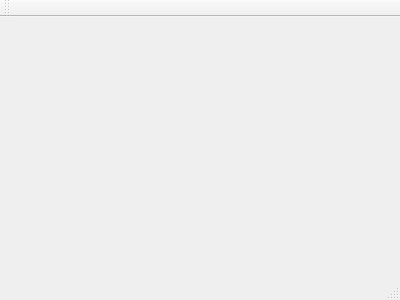
Before: the Qt Designer form Toefl-Speaking-Recorder/mainwindow.ui in fffaraz/Toefl-Speaking-Recorder, drawn with Qt 5.
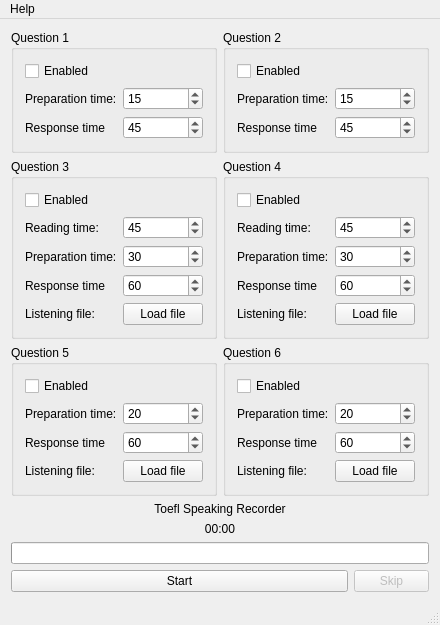
After: the same form once the commit is applied.

The edit to the form file:
```diff
--- a/Toefl-Speaking-Recorder/mainwindow.ui
+++ b/Toefl-Speaking-Recorder/mainwindow.ui
@@ -1,24 +1,552 @@
 <ui version="4.0">
  <class>MainWindow</class>
- <widget class="QMainWindow" name="MainWindow" >
-  <property name="geometry" >
+ <widget class="QMainWindow" name="MainWindow">
+  <property name="geometry">
    <rect>
     <x>0</x>
     <y>0</y>
-    <width>400</width>
-    <height>300</height>
+    <width>398</width>
+    <height>567</height>
    </rect>
   </property>
   <property name="windowTitle" >
    <string>MainWindow</string>
   </property>
-  <widget class="QMenuBar" name="menuBar" />
-  <widget class="QToolBar" name="mainToolBar" />
-  <widget class="QWidget" name="centralWidget" />
-  <widget class="QStatusBar" name="statusBar" />
+  <widget class="QWidget" name="centralWidget">
+   <layout class="QVBoxLayout" name="verticalLayout_2">
+    <item>
+     <layout class="QGridLayout" name="gridLayout_7">
+      <item row="0" column="0">
+       <widget class="QGroupBox" name="groupBox">
+        <property name="title">
+         <string>Question 1</string>
+        </property>
+        <layout class="QGridLayout" name="gridLayout_2">
+         <item row="0" column="0">
+          <layout class="QFormLayout" name="formLayout_6">
+           <item row="0" column="0">
+            <widget class="QCheckBox" name="chkQ1">
+             <property name="text">
+              <string>Enabled</string>
+             </property>
+            </widget>
+           </item>
+           <item row="1" column="0">
+            <widget class="QLabel" name="label">
+             <property name="text">
+              <string>Preparation time:</string>
+             </property>
+            </widget>
+           </item>
+           <item row="1" column="1">
+            <widget class="QSpinBox" name="spbQ1P">
+             <property name="maximum">
+              <number>120</number>
+             </property>
+             <property name="value">
+              <number>15</number>
+             </property>
+            </widget>
+           </item>
+           <item row="2" column="0">
+            <widget class="QLabel" name="label_2">
+             <property name="text">
+              <string>Response time</string>
+             </property>
+            </widget>
+           </item>
+           <item row="2" column="1">
+            <widget class="QSpinBox" name="spbQ1R">
+             <property name="value">
+              <number>45</number>
+             </property>
+            </widget>
+           </item>
+          </layout>
+         </item>
+        </layout>
+       </widget>
+      </item>
+      <item row="0" column="1">
+       <widget class="QGroupBox" name="groupBox_2">
+        <property name="title">
+         <string>Question 2</string>
+        </property>
+        <layout class="QGridLayout" name="gridLayout_3">
+         <item row="0" column="0">
+          <layout class="QFormLayout" name="formLayout_5">
+           <item row="0" column="0">
+            <widget class="QCheckBox" name="chkQ2">
+             <property name="text">
+              <string>Enabled</string>
+             </property>
+            </widget>
+           </item>
+           <item row="1" column="0">
+            <widget class="QLabel" name="label_3">
+             <property name="text">
+              <string>Preparation time:</string>
+             </property>
+            </widget>
+           </item>
+           <item row="1" column="1">
+            <widget class="QSpinBox" name="spbQ2P">
+             <property name="maximum">
+              <number>120</number>
+             </property>
+             <property name="value">
+              <number>15</number>
+             </property>
+            </widget>
+           </item>
+           <item row="2" column="0">
+            <widget class="QLabel" name="label_4">
+             <property name="text">
+              <string>Response time</string>
+             </property>
+            </widget>
+           </item>
+           <item row="2" column="1">
+            <widget class="QSpinBox" name="spbQ2R">
+             <property name="value">
+              <number>45</number>
+             </property>
+            </widget>
+           </item>
+          </layout>
+         </item>
+        </layout>
+       </widget>
+      </item>
+      <item row="1" column="0">
+       <widget class="QGroupBox" name="groupBox_3">
+        <property name="title">
+         <string>Question 3</string>
+        </property>
+        <layout class="QGridLayout" name="gridLayout">
+         <item row="0" column="0">
+          <layout class="QFormLayout" name="formLayout_3">
+           <item row="0" column="0">
+            <widget class="QCheckBox" name="chkQ3">
+             <property name="text">
+              <string>Enabled</string>
+             </property>
+            </widget>
+           </item>
+           <item row="1" column="0">
+            <widget class="QLabel" name="label_13">
+             <property name="text">
+              <string>Reading time:</string>
+             </property>
+            </widget>
+           </item>
+           <item row="1" column="1">
+            <widget class="QSpinBox" name="spinBox_13">
+             <property name="maximum">
+              <number>120</number>
+             </property>
+             <property name="value">
+              <number>45</number>
+             </property>
+            </widget>
+           </item>
+           <item row="2" column="0">
+            <widget class="QLabel" name="label_5">
+             <property name="text">
+              <string>Preparation time:</string>
+             </property>
+            </widget>
+           </item>
+           <item row="2" column="1">
+            <widget class="QSpinBox" name="spinBox_5">
+             <property name="maximum">
+              <number>120</number>
+             </property>
+             <property name="value">
+              <number>30</number>
+             </property>
+            </widget>
+           </item>
+           <item row="3" column="0">
+            <widget class="QLabel" name="label_6">
+             <property name="text">
+              <string>Response time</string>
+             </property>
+            </widget>
+           </item>
+           <item row="3" column="1">
+            <widget class="QSpinBox" name="spinBox_6">
+             <property name="value">
+              <number>60</number>
+             </property>
+            </widget>
+           </item>
+           <item row="4" column="0">
+            <widget class="QLabel" name="label_20">
+             <property name="text">
+              <string>Listening file:</string>
+             </property>
+            </widget>
+           </item>
+           <item row="4" column="1">
+            <widget class="QPushButton" name="pushButton_3">
+             <property name="text">
+              <string>Load file</string>
+             </property>
+            </widget>
+           </item>
+          </layout>
+         </item>
+        </layout>
+       </widget>
+      </item>
+      <item row="1" column="1">
+       <widget class="QGroupBox" name="groupBox_4">
+        <property name="title">
+         <string>Question 4</string>
+        </property>
+        <layout class="QGridLayout" name="gridLayout_4">
+         <item row="0" column="0">
+          <layout class="QFormLayout" name="formLayout_4">
+           <item row="0" column="0">
+            <widget class="QCheckBox" name="chkQ4">
+             <property name="text">
+              <string>Enabled</string>
+             </property>
+            </widget>
+           </item>
+           <item row="1" column="0">
+            <widget class="QLabel" name="label_14">
+             <property name="text">
+              <string>Reading time:</string>
+             </property>
+            </widget>
+           </item>
+           <item row="1" column="1">
+            <widget class="QSpinBox" name="spinBox_14">
+             <property name="maximum">
+              <number>120</number>
+             </property>
+             <property name="value">
+              <number>45</number>
+             </property>
+            </widget>
+           </item>
+           <item row="2" column="0">
+            <widget class="QLabel" name="label_7">
+             <property name="text">
+              <string>Preparation time:</string>
+             </property>
+            </widget>
+           </item>
+           <item row="2" column="1">
+            <widget class="QSpinBox" name="spinBox_7">
+             <property name="maximum">
+              <number>120</number>
+             </property>
+             <property name="value">
+              <number>30</number>
+             </property>
+            </widget>
+           </item>
+           <item row="3" column="0">
+            <widget class="QLabel" name="label_8">
+             <property name="text">
+              <string>Response time</string>
+             </property>
+            </widget>
+           </item>
+           <item row="3" column="1">
+            <widget class="QSpinBox" name="spinBox_8">
+             <property name="value">
+              <number>60</number>
+             </property>
+            </widget>
+           </item>
+           <item row="4" column="0">
+            <widget class="QLabel" name="label_19">
+             <property name="text">
+              <string>Listening file:</string>
+             </property>
+            </widget>
+           </item>
+           <item row="4" column="1">
+            <widget class="QPushButton" name="pushButton_4">
+             <property name="text">
+              <string>Load file</string>
+             </property>
+            </widget>
+           </item>
+          </layout>
+         </item>
+        </layout>
+       </widget>
+      </item>
+      <item row="2" column="0">
+       <widget class="QGroupBox" name="groupBox_5">
+        <property name="title">
+         <string>Question 5</string>
+        </property>
+        <layout class="QGridLayout" name="gridLayout_6">
+         <item row="0" column="0">
+          <layout class="QFormLayout" name="formLayout">
+           <item row="0" column="0">
+            <widget class="QCheckBox" name="chkQ5">
+             <property name="text">
+              <string>Enabled</string>
+             </property>
+            </widget>
+           </item>
+           <item row="1" column="0">
+            <widget class="QLabel" name="label_9">
+             <property name="text">
+              <string>Preparation time:</string>
+             </property>
+            </widget>
+           </item>
+           <item row="1" column="1">
+            <widget class="QSpinBox" name="spinBox_9">
+             <property name="maximum">
+              <number>120</number>
+             </property>
+             <property name="value">
+              <number>20</number>
+             </property>
+            </widget>
+           </item>
+           <item row="2" column="0">
+            <widget class="QLabel" name="label_10">
+             <property name="text">
+              <string>Response time</string>
+             </property>
+            </widget>
+           </item>
+           <item row="2" column="1">
+            <widget class="QSpinBox" name="spinBox_10">
+             <property name="value">
+              <number>60</number>
+             </property>
+            </widget>
+           </item>
+           <item row="3" column="0">
+            <widget class="QLabel" name="label_17">
+             <property name="text">
+              <string>Listening file:</string>
+             </property>
+            </widget>
+           </item>
+           <item row="3" column="1">
+            <widget class="QPushButton" name="pushButton_5">
+             <property name="text">
+              <string>Load file</string>
+             </property>
+            </widget>
+           </item>
+          </layout>
+         </item>
+        </layout>
+       </widget>
+      </item>
+      <item row="2" column="1">
+       <widget class="QGroupBox" name="groupBox_6">
+        <property name="title">
+         <string>Question 6</string>
+        </property>
+        <layout class="QGridLayout" name="gridLayout_5">
+         <item row="0" column="0">
+          <layout class="QFormLayout" name="formLayout_2">
+           <item row="0" column="0">
+            <widget class="QCheckBox" name="chkQ6">
+             <property name="text">
+              <string>Enabled</string>
+             </property>
+            </widget>
+           </item>
+           <item row="1" column="0">
+            <widget class="QLabel" name="label_11">
+             <property name="text">
+              <string>Preparation time:</string>
+             </property>
+            </widget>
+           </item>
+           <item row="1" column="1">
+            <widget class="QSpinBox" name="spinBox_11">
+             <property name="maximum">
+              <number>120</number>
+             </property>
+             <property name="value">
+              <number>20</number>
+             </property>
+            </widget>
+           </item>
+           <item row="2" column="0">
+            <widget class="QLabel" name="label_12">
+             <property name="text">
+              <string>Response time</string>
+             </property>
+            </widget>
+           </item>
+           <item row="2" column="1">
+            <widget class="QSpinBox" name="spinBox_12">
+             <property name="value">
+              <number>60</number>
+             </property>
+            </widget>
+           </item>
+           <item row="3" column="0">
+            <widget class="QLabel" name="label_18">
+             <property name="text">
+              <string>Listening file:</string>
+             </property>
+            </widget>
+           </item>
+           <item row="3" column="1">
+            <widget class="QPushButton" name="pushButton_6">
+             <property name="text">
+              <string>Load file</string>
+             </property>
+            </widget>
+           </item>
+          </layout>
+         </item>
+        </layout>
+       </widget>
+      </item>
+     </layout>
+    </item>
+    <item>
+     <layout class="QVBoxLayout" name="verticalLayout">
+      <item>
+       <spacer name="verticalSpacer">
+        <property name="orientation">
+         <enum>Qt::Vertical</enum>
+        </property>
+        <property name="sizeHint" stdset="0">
+         <size>
+          <width>20</width>
+          <height>40</height>
+         </size>
+        </property>
+       </spacer>
+      </item>
+      <item>
+       <widget class="QLabel" name="lblStatus">
+        <property name="text">
+         <string>Toefl Speaking Recorder</string>
+        </property>
+        <property name="alignment">
+         <set>Qt::AlignCenter</set>
+        </property>
+       </widget>
+      </item>
+      <item>
+       <widget class="QLabel" name="lblTime">
+        <property name="text">
+         <string>00:00</string>
+        </property>
+        <property name="alignment">
+         <set>Qt::AlignCenter</set>
+        </property>
+       </widget>
+      </item>
+      <item>
+       <spacer name="verticalSpacer_2">
+        <property name="orientation">
+         <enum>Qt::Vertical</enum>
+        </property>
+        <property name="sizeHint" stdset="0">
+         <size>
+          <width>20</width>
+          <height>40</height>
+         </size>
+        </property>
+       </spacer>
+      </item>
+      <item>
+       <widget class="QProgressBar" name="pbar">
+        <property name="value">
+         <number>0</number>
+        </property>
+        <property name="alignment">
+         <set>Qt::AlignCenter</set>
+        </property>
+        <property name="textVisible">
+         <bool>false</bool>
+        </property>
+        <property name="textDirection">
+         <enum>QProgressBar::TopToBottom</enum>
+        </property>
+       </widget>
+      </item>
+      <item>
+       <spacer name="verticalSpacer_3">
+        <property name="orientation">
+         <enum>Qt::Vertical</enum>
+        </property>
+        <property name="sizeHint" stdset="0">
+         <size>
+          <width>20</width>
+          <height>40</height>
+         </size>
+        </property>
+       </spacer>
+      </item>
+      <item>
+       <layout class="QHBoxLayout" name="horizontalLayout">
+        <item>
+         <widget class="QPushButton" name="btnStart">
+          <property name="text">
+           <string>Start</string>
+          </property>
+         </widget>
+        </item>
+        <item>
+         <widget class="QPushButton" name="btnSkip">
+          <property name="enabled">
+           <bool>false</bool>
+          </property>
+          <property name="maximumSize">
+           <size>
+            <width>75</width>
+            <height>16777215</height>
+           </size>
+          </property>
+          <property name="text">
+           <string>Skip</string>
+          </property>
+         </widget>
+        </item>
+       </layout>
+      </item>
+     </layout>
+    </item>
+   </layout>
+  </widget>
+  <widget class="QMenuBar" name="menuBar">
+   <property name="geometry">
+    <rect>
+     <x>0</x>
+     <y>0</y>
+     <width>398</width>
+     <height>21</height>
+    </rect>
+   </property>
+   <widget class="QMenu" name="menuHelp">
+    <property name="title">
+     <string>Help</string>
+    </property>
+    <addaction name="actionAbout"/>
+   </widget>
+   <addaction name="menuHelp"/>
+  </widget>
+  <widget class="QStatusBar" name="statusBar"/>
+  <action name="actionAbout">
+   <property name="text">
+    <string>About...</string>
+   </property>
+  </action>
  </widget>
- <layoutDefault spacing="6" margin="11" />
- <pixmapfunction></pixmapfunction>
+ <layoutdefault spacing="6" margin="11"/>
  <resources/>
  <connections/>
 </ui>
```
Left out of the diff: 5 changed lines with no effect on the pictures.
